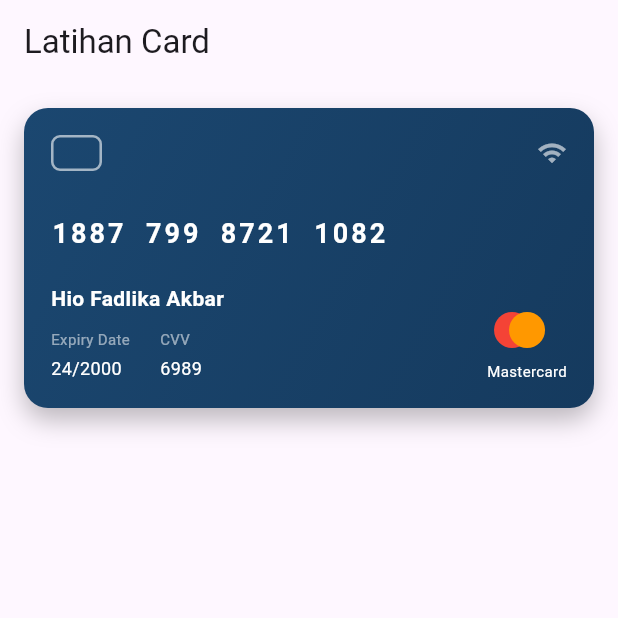
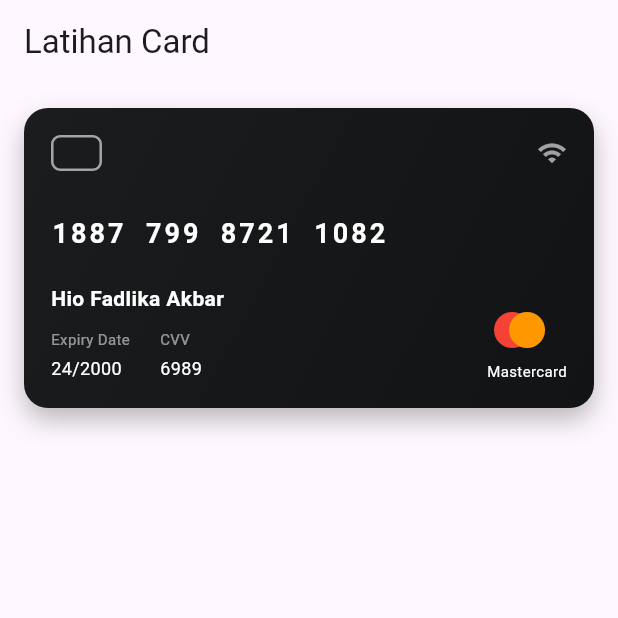
Before and after one commit to hiofadlikaakbar/tugas_week_8_1123150077, a Flutter app: the screen it shows after launch, on a phone screen of 412 x 824 dp, the top half of it. Run offline on Flutter 3.47's test engine with Material 3 defaults, Android fonts, the phone set to English and light mode, and no system bars.

Commit message:
merubah warna

```diff
--- a/lib/pages/home_page.dart
+++ b/lib/pages/home_page.dart
@@ -20,7 +20,10 @@ class HomePage extends StatelessWidget {
                 gradient: const LinearGradient(
                   begin: Alignment.topLeft,
                   end: AlignmentGeometry.bottomRight,
-                  colors: [Color(0xFF1B4770), Color(0xFF153A5E)],
+                  colors: [
+                    Color.fromARGB(255, 27, 28, 29),
+                    Color.fromARGB(255, 17, 19, 20),
+                  ],
                 ),
                 borderRadius: BorderRadius.circular(16),
                 boxShadow: [
```
